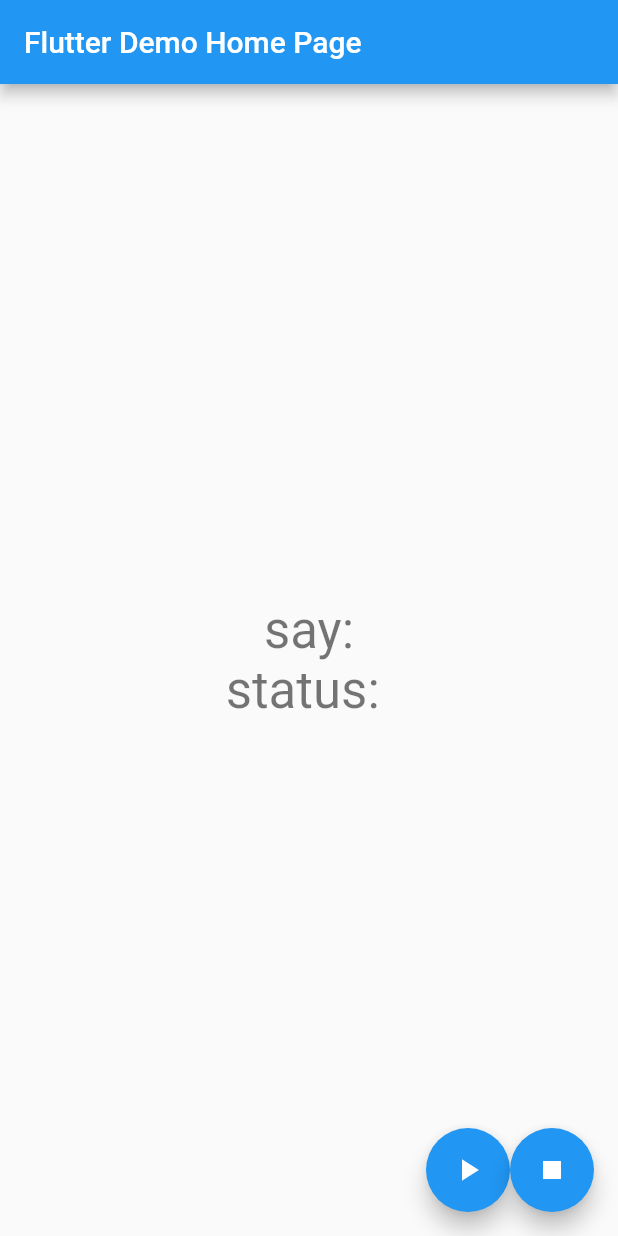
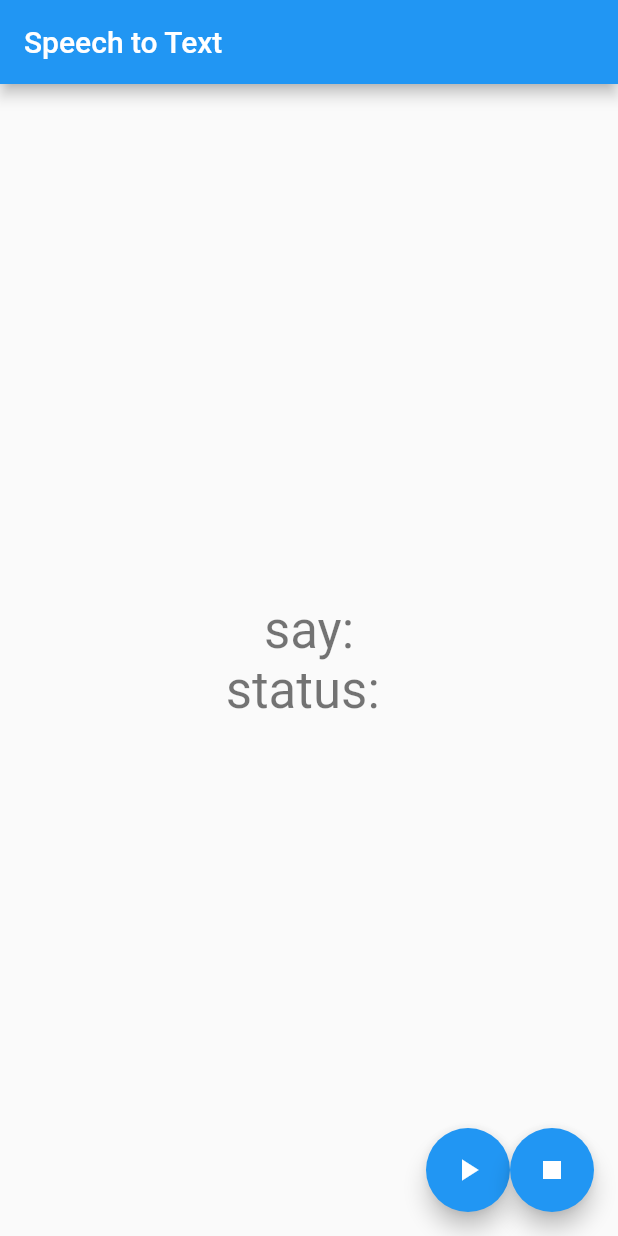
Before and after one commit to wassy310/flutter_stt, a Flutter app: the screen it shows after launch, on a phone screen of 412 x 824 dp. Run offline on Flutter 3.47's test engine with Material 2 defaults, Android fonts, the phone set to English and light mode, and no system bars; our stand-ins replace speech_to_text.

Commit message:
Update main.dart

```diff
--- a/lib/main.dart
+++ b/lib/main.dart
@@ -13,11 +13,11 @@ class MyApp extends StatelessWidget {
   @override
   Widget build(BuildContext context) {
     return MaterialApp(
-      title: 'Flutter Demo',
+      title: 'STT',
       theme: ThemeData(
         primarySwatch: Colors.blue,
       ),
-      home: const MyHomePage(title: 'Flutter Demo Home Page'),
+      home: const MyHomePage(title: 'Speech to Text'),
     );
   }
 }
```
